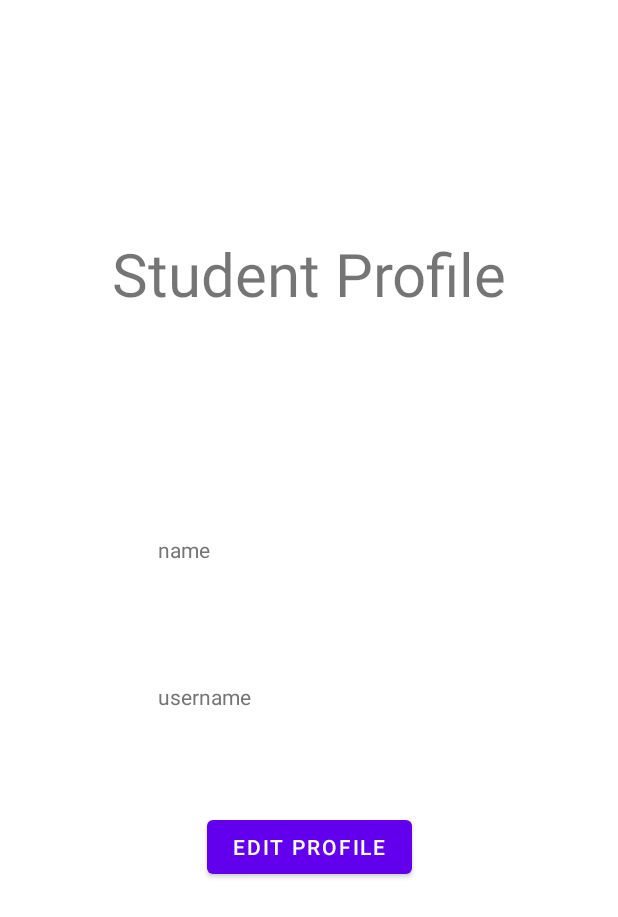
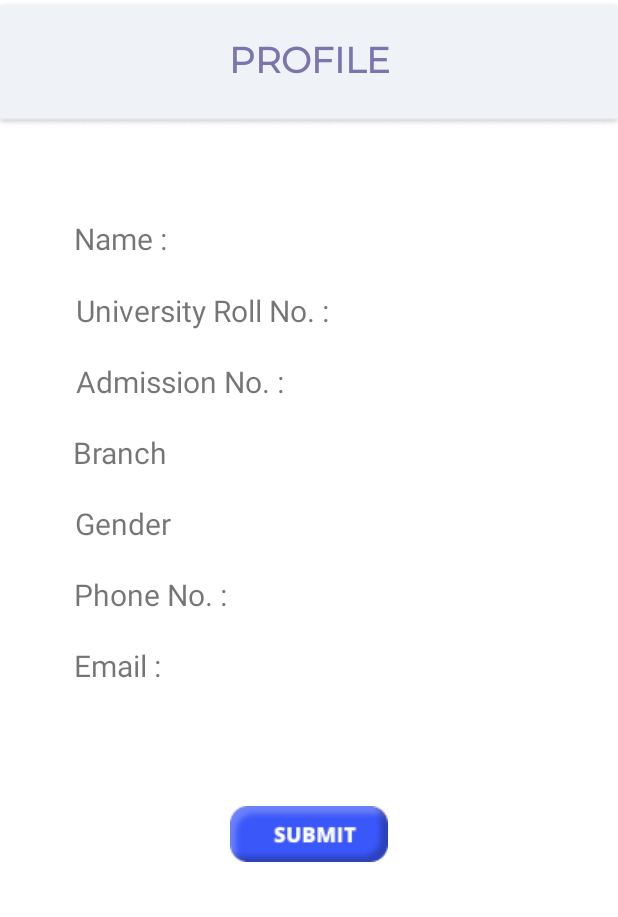
Before and after one commit to inQuery5187/inQuery2.0, an Android app: the layout activity_sprofile.xml on its own in the app's theme, with its tools: preview values and no code run, on a phone screen of 412 x 824 dp. Shown: the top 917 px of the screen. Run offline under Robolectric (Android 15) with nearby library versions, the phone set to English and light mode, and no system bars.

Commit message:
profile page and  edit profile page almost same

```diff
--- a/app/src/main/res/layout/activity_sprofile.xml
+++ b/app/src/main/res/layout/activity_sprofile.xml
@@ -4,106 +4,131 @@
     xmlns:tools="http://schemas.android.com/tools"
     android:layout_width="match_parent"
     android:layout_height="match_parent"
-    tools:context=".f_signup">
+    tools:context=".sprofileedit">
 
-    <androidx.drawerlayout.widget.DrawerLayout
-        android:id="@+id/my_drawer_layout1"
-        android:layout_width="0dp"
-        android:layout_height="0dp"
-        app:layout_constraintBottom_toBottomOf="parent"
+    <TextView
+        android:id="@+id/textView15"
+        android:layout_width="218dp"
+        android:layout_height="40dp"
+        android:layout_alignParentStart="true"
+        android:layout_alignParentTop="true"
+        android:layout_alignParentEnd="true"
+        android:fontFamily="@font/montserrat"
+        android:gravity="center"
+        android:text="PROFILE"
+        android:textColor="#7268A6"
+        android:textSize="24sp"
+        android:textStyle="bold"
+        app:layout_constraintBottom_toBottomOf="@+id/imageView7"
         app:layout_constraintEnd_toEndOf="parent"
-        app:layout_constraintHorizontal_bias="1.0"
+        app:layout_constraintStart_toStartOf="parent"
+        app:layout_constraintTop_toTopOf="@+id/imageView7" />
+
+    <ImageView
+        android:id="@+id/imageView7"
+        android:layout_width="match_parent"
+        android:layout_height="85dp"
+        android:layout_alignParentEnd="true"
+        app:layout_constraintEnd_toEndOf="parent"
+        app:layout_constraintHorizontal_bias="0.0"
         app:layout_constraintStart_toStartOf="parent"
         app:layout_constraintTop_toTopOf="parent"
-        app:layout_constraintVertical_bias="0.0"
-        tools:context=".MainActivity"
-        tools:ignore="HardcodedText">
+        app:srcCompat="@drawable/backgroundtop" />
 
-        <RelativeLayout
-            android:layout_width="wrap_content"
-            android:layout_height="wrap_content">
+    <TextView
+        android:id="@+id/textView17"
+        android:layout_width="wrap_content"
+        android:layout_height="wrap_content"
+        android:layout_marginTop="20dp"
+        android:paddingRight="10dp"
+        android:text="University Roll No. :"
+        android:textSize="20sp"
+        app:layout_constraintEnd_toEndOf="parent"
+        app:layout_constraintHorizontal_bias="0.218"
+        app:layout_constraintStart_toStartOf="parent"
+        app:layout_constraintTop_toBottomOf="@+id/textView24" />
 
-            <TextView
-                android:id="@+id/userId"
-                android:layout_width="200dp"
-                android:layout_height="40dp"
-                android:layout_below="@+id/userName"
-                android:layout_alignParentStart="true"
-                android:layout_alignParentEnd="true"
-                android:layout_marginStart="105.5dp"
-                android:layout_marginTop="58dp"
-                android:layout_marginEnd="105.5dp"
-                android:ems="10"
-                android:hint="@string/username_signup"
-                android:importantForAutofill="no"
-                android:inputType="textPersonName"
-                android:textColorHint="#757575"
-                tools:ignore="TouchTargetSizeCheck" />
+    <TextView
+        android:id="@+id/textView24"
+        android:layout_width="72dp"
+        android:layout_height="28dp"
+        android:layout_marginTop="60dp"
+        android:paddingRight="10dp"
+        android:text="Name :"
+        android:textSize="20sp"
+        app:layout_constraintEnd_toEndOf="parent"
+        app:layout_constraintHorizontal_bias="0.145"
+        app:layout_constraintStart_toStartOf="parent"
+        app:layout_constraintTop_toBottomOf="@+id/imageView7" />
 
-            <TextView
-                android:id="@+id/textView"
-                android:layout_width="365dp"
-                android:layout_height="173dp"
-                android:layout_alignParentStart="true"
-                android:layout_alignParentTop="true"
-                android:layout_alignParentEnd="true"
-                android:layout_marginStart="23.5dp"
-                android:layout_marginTop="96dp"
-                android:layout_marginEnd="23.5dp"
-                android:gravity="center"
-                android:text="Student Profile"
-                android:textSize="40sp" />
+    <TextView
+        android:id="@+id/textView18"
+        android:layout_width="wrap_content"
+        android:layout_height="wrap_content"
+        android:layout_marginTop="20dp"
+        android:text="Admission No. :"
+        android:textSize="20sp"
+        app:layout_constraintEnd_toEndOf="parent"
+        app:layout_constraintHorizontal_bias="0.185"
+        app:layout_constraintStart_toStartOf="parent"
+        app:layout_constraintTop_toBottomOf="@+id/textView17" />
 
-            <TextView
-                android:id="@+id/userName"
-                android:layout_width="200dp"
-                android:layout_height="40dp"
-                android:layout_below="@+id/textView"
-                android:layout_alignParentStart="true"
-                android:layout_alignParentEnd="true"
-                android:layout_marginStart="105.5dp"
-                android:layout_marginTop="87dp"
-                android:layout_marginEnd="105.5dp"
-                android:ems="10"
-                android:hint="@string/name"
-                android:importantForAutofill="no"
-                android:inputType="textPersonName"
-                android:textColorHint="#757575"
-                app:layout_constraintEnd_toEndOf="parent"
-                app:layout_constraintHorizontal_bias="0.497"
-                app:layout_constraintStart_toStartOf="parent"
-                app:layout_constraintTop_toBottomOf="@+id/userId"
-                tools:ignore="TouchTargetSizeCheck" />
+    <TextView
+        android:id="@+id/textView19"
+        android:layout_width="wrap_content"
+        android:layout_height="wrap_content"
+        android:layout_marginTop="20dp"
+        android:text="Branch"
+        android:textSize="20sp"
+        app:layout_constraintEnd_toEndOf="parent"
+        app:layout_constraintHorizontal_bias="0.14"
+        app:layout_constraintStart_toStartOf="parent"
+        app:layout_constraintTop_toBottomOf="@+id/textView18" />
 
-            <Button
-                android:id="@+id/querybox"
-                android:layout_width="wrap_content"
-                android:layout_height="wrap_content"
-                android:layout_below="@+id/userId"
-                android:layout_alignParentStart="true"
-                android:layout_alignParentEnd="true"
-                android:layout_marginStart="138dp"
-                android:layout_marginTop="46dp"
-                android:layout_marginEnd="137dp"
-                android:text="Edit Profile"
-                app:layout_constraintBottom_toBottomOf="parent"
-                app:layout_constraintEnd_toEndOf="parent"
-                app:layout_constraintHorizontal_bias="0.498"
-                app:layout_constraintStart_toStartOf="parent"
-                app:layout_constraintTop_toBottomOf="@+id/userName"
-                app:layout_constraintVertical_bias="0.0" />
-        </RelativeLayout>
+    <TextView
+        android:id="@+id/textView20"
+        android:layout_width="wrap_content"
+        android:layout_height="wrap_content"
+        android:layout_marginTop="20dp"
+        android:text="Gender"
+        android:textSize="20sp"
+        app:layout_constraintEnd_toEndOf="parent"
+        app:layout_constraintHorizontal_bias="0.144"
+        app:layout_constraintStart_toStartOf="parent"
+        app:layout_constraintTop_toBottomOf="@+id/textView19" />
 
-        <!-- this the navigation view which draws and shows the navigation drawer -->
-        <!-- include the menu created in the menu folder -->
-        <com.google.android.material.navigation.NavigationView
-            android:id="@+id/nav_view"
-            android:layout_width="wrap_content"
-            android:layout_height="match_parent"
-            android:layout_gravity="start"
-            app:menu="@menu/navigation_menu" />
+    <TextView
+        android:id="@+id/textView21"
+        android:layout_width="wrap_content"
+        android:layout_height="wrap_content"
+        android:layout_marginTop="20dp"
+        android:text="Phone No. :"
+        android:textSize="20sp"
+        app:layout_constraintEnd_toEndOf="parent"
+        app:layout_constraintHorizontal_bias="0.159"
+        app:layout_constraintStart_toStartOf="parent"
+        app:layout_constraintTop_toBottomOf="@+id/textView20" />
 
+    <TextView
+        android:id="@+id/textView22"
+        android:layout_width="wrap_content"
+        android:layout_height="wrap_content"
+        android:layout_marginTop="20dp"
+        android:text="Email :"
+        android:textSize="20sp"
+        app:layout_constraintEnd_toEndOf="parent"
+        app:layout_constraintHorizontal_bias="0.139"
+        app:layout_constraintStart_toStartOf="parent"
+        app:layout_constraintTop_toBottomOf="@+id/textView21" />
 
-    </androidx.drawerlayout.widget.DrawerLayout>
+    <ImageView
+        android:id="@+id/imageView8"
+        android:layout_width="wrap_content"
+        android:layout_height="wrap_content"
+        android:layout_marginTop="80dp"
+        app:layout_constraintEnd_toEndOf="parent"
+        app:layout_constraintStart_toStartOf="parent"
+        app:layout_constraintTop_toBottomOf="@+id/textView22"
+        app:srcCompat="@drawable/submit_button" />
 
 </androidx.constraintlayout.widget.ConstraintLayout>
```
